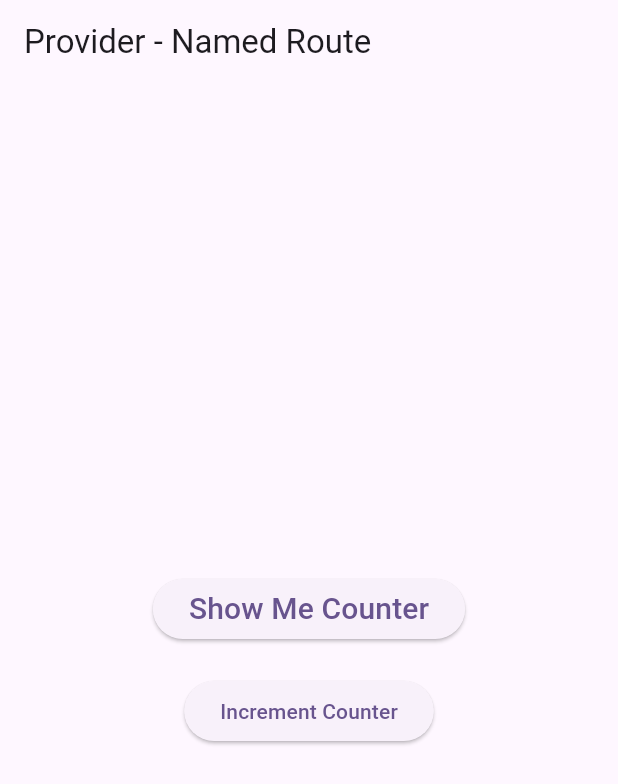
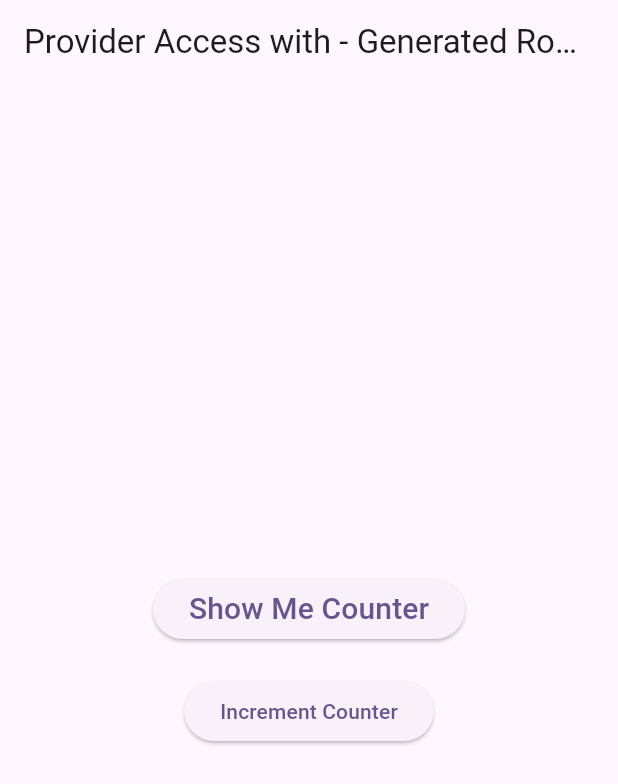
Before and after one commit to Sandeepsunil01/state-management-provider, a Flutter app: the screen it shows after launch, after a tap on "Increment Counter", on a phone screen of 412 x 824 dp. Shown: the top 784 px of the screen. Run offline on Flutter 3.47's test engine with Material 2 defaults, Android fonts, the phone set to English and light mode, and no system bars.

Commit message:
Provider Access with generated routes

```diff
--- a/lib/main.dart
+++ b/lib/main.dart
@@ -1,7 +1,7 @@
 import 'package:flutter/material.dart';
 import 'package:provider/provider.dart';
 import 'package:state_management/routes/show_me_counter.dart';
-import 'provider_overview/provider_overview_13.dart';
+import 'provider_overview/provider_overview_14.dart';
 
 void main() {
   runApp(const MyApp());
@@ -26,11 +26,21 @@ class _MyAppState extends State<MyApp> {
         colorScheme: ColorScheme.fromSeed(seedColor: Colors.deepPurple),
         useMaterial3: true,
       ),
-      routes: {
-        '/': (context) => ChangeNotifierProvider.value(
-            value: _counter, child: const ProviderOverview13()),
-        '/counter': (context) => ChangeNotifierProvider.value(
-            value: _counter, child: const ShowMeCounter()),
+      onGenerateRoute: (RouteSettings settings) {
+        switch (settings.name) {
+          case '/':
+            return MaterialPageRoute(
+              builder: (context) => ChangeNotifierProvider.value(
+                  value: _counter, child: const ProviderOverview14()),
+            );
+          case '/counter':
+            return MaterialPageRoute(
+              builder: (context) => ChangeNotifierProvider.value(
+                  value: _counter, child: const ShowMeCounter()),
+            );
+          default:
+            return null;
+        }
       },
     );
   }
--- /dev/null
+++ b/lib/provider_overview/provider_overview_14.dart
@@ -0,0 +1,51 @@
+import 'package:flutter/material.dart';
+import 'package:provider/provider.dart';
+
+class ProviderOverview14 extends StatefulWidget {
+  const ProviderOverview14({super.key});
+
+  @override
+  State<ProviderOverview14> createState() => _ProviderOverview14State();
+}
+
+class _ProviderOverview14State extends State<ProviderOverview14> {
+  @override
+  Widget build(BuildContext context) {
+    return Scaffold(
+      appBar:
+          AppBar(title: const Text("Provider Access with - Generated Route")),
+      body: Center(
+        child: Column(
+          mainAxisAlignment: MainAxisAlignment.center,
+          children: [
+            ElevatedButton(
+              onPressed: () {
+                Navigator.pushNamed(context, "/counter");
+              },
+              child: const Text(
+                "Show Me Counter",
+                style: TextStyle(fontSize: 20),
+              ),
+            ),
+            const SizedBox(height: 20),
+            ElevatedButton(
+              onPressed: () {
+                context.read<Counter>().increment();
+              },
+              child: const Text("Increment Counter"),
+            ),
+          ],
+        ),
+      ),
+    );
+  }
+}
+
+class Counter with ChangeNotifier {
+  int counter = 0;
+
+  void increment() {
+    counter++;
+    notifyListeners();
+  }
+}
```
